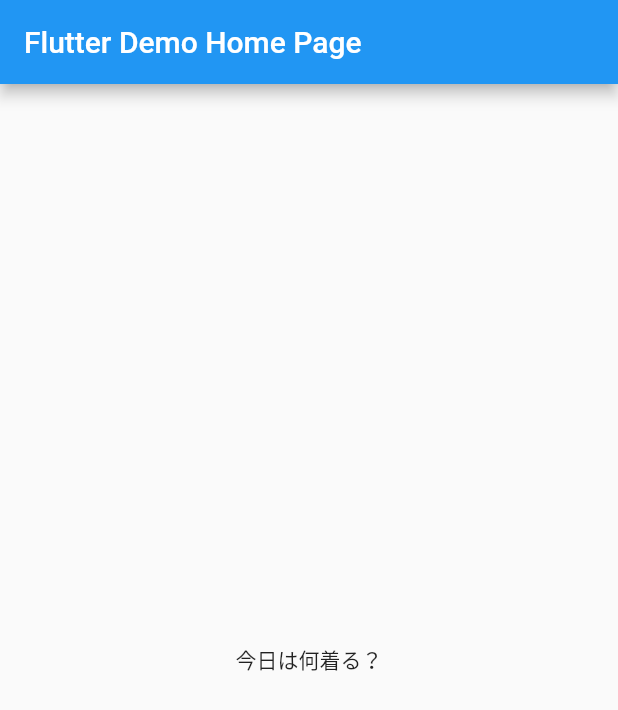
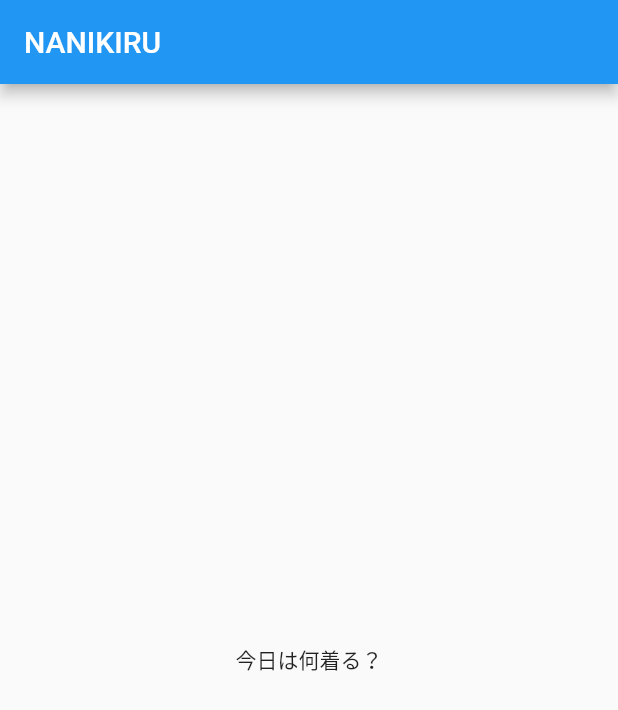
Before and after one commit to enpitut2022/nanikiru, a Flutter app: the screen it shows after launch, on a phone screen of 412 x 824 dp. Shown: the top 710 px of the screen. Run offline on Flutter 3.47's test engine with Material 2 defaults, Android fonts, the phone set to English and light mode, and no system bars.

Commit message:
update main.dart
change title

```diff
--- a/lib/main.dart
+++ b/lib/main.dart
@@ -24,7 +24,7 @@ class MyApp extends StatelessWidget {
         // is not restarted.
         primarySwatch: Colors.blue,
       ),
-      home: const MyHomePage(title: 'Flutter Demo Home Page'),
+      home: const MyHomePage(title: 'NANIKIRU'),
     );
   }
 }
```
Also changed, not shown: 22 other files.
